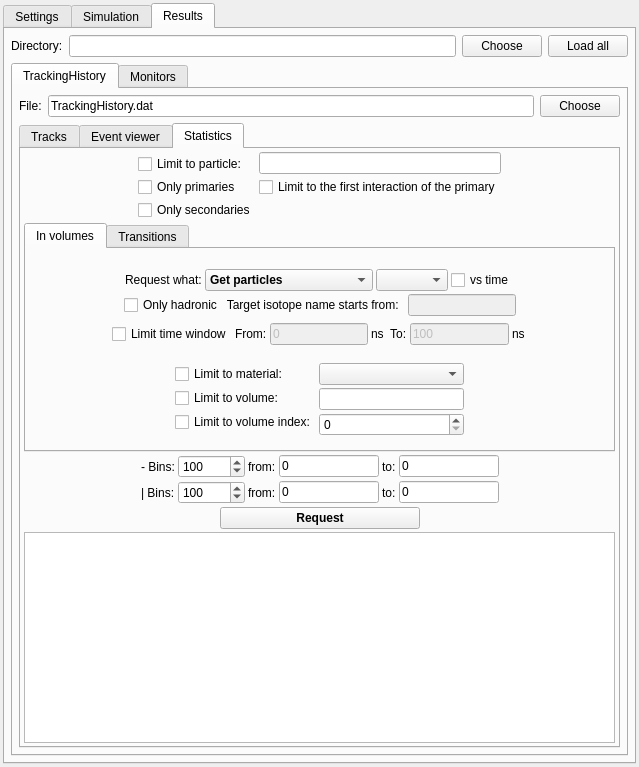
andrmor/ANTS3bundle, file ants3bundle/src/ants3/gui/particleSim/aparticlesimwin.ui: the form before one commit.
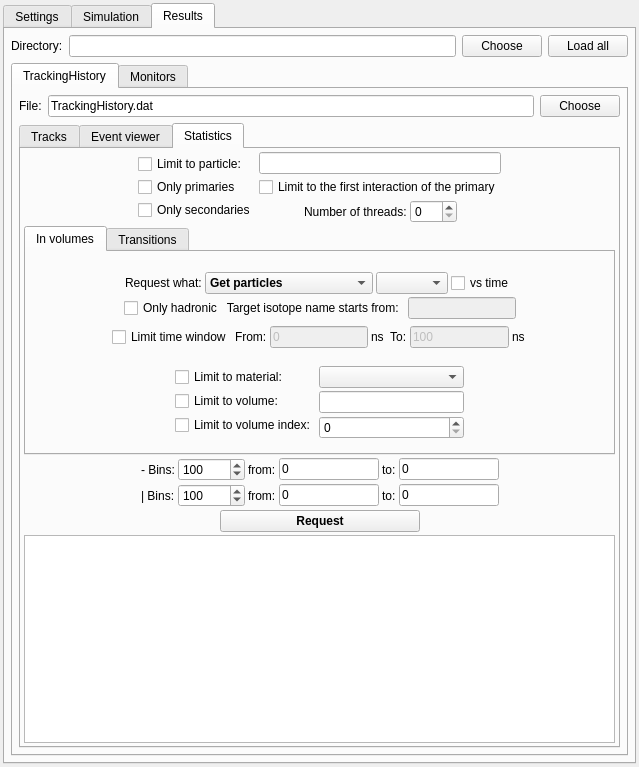
The form after the commit. The open tabs and pages were chosen to show the change.

Diff of the .ui file:
```diff
--- a/ants3bundle/src/ants3/gui/particleSim/aparticlesimwin.ui
+++ b/ants3bundle/src/ants3/gui/particleSim/aparticlesimwin.ui
@@ -2561,11 +2561,63 @@
                      </widget>
                     </item>
                     <item>
-                     <widget class="QLabel" name="label_25">
-                      <property name="text">
-                       <string/>
+                     <layout class="QHBoxLayout" name="horizontalLayout_51">
+                      <property name="topMargin">
+                       <number>0</number>
                       </property>
-                     </widget>
+                      <item>
+                       <spacer name="horizontalSpacer_62">
+                        <property name="orientation">
+                         <enum>Qt::Horizontal</enum>
+                        </property>
+                        <property name="sizeHint" stdset="0">
+                         <size>
+                          <width>40</width>
+                          <height>20</height>
+                         </size>
+                        </property>
+                       </spacer>
+                      </item>
+                      <item>
+                       <widget class="QLabel" name="label_10">
+                        <property name="toolTip">
+                         <string>Large values may lead to very high memory consumption!</string>
+                        </property>
+                        <property name="text">
+                         <string>Number of threads:</string>
+                        </property>
+                       </widget>
+                      </item>
+                      <item>
+                       <widget class="QSpinBox" name="sbNumThreadsStatistics">
+                        <property name="toolTip">
+                         <string>Large values may lead to very high memory consumption!</string>
+                        </property>
+                        <property name="minimum">
+                         <number>0</number>
+                        </property>
+                        <property name="maximum">
+                         <number>100</number>
+                        </property>
+                        <property name="value">
+                         <number>0</number>
+                        </property>
+                       </widget>
+                      </item>
+                      <item>
+                       <spacer name="horizontalSpacer_20">
+                        <property name="orientation">
+                         <enum>Qt::Horizontal</enum>
+                        </property>
+                        <property name="sizeHint" stdset="0">
+                         <size>
+                          <width>40</width>
+                          <height>20</height>
+                         </size>
+                        </property>
+                       </spacer>
+                      </item>
+                     </layout>
                     </item>
                    </layout>
                   </item>
```
